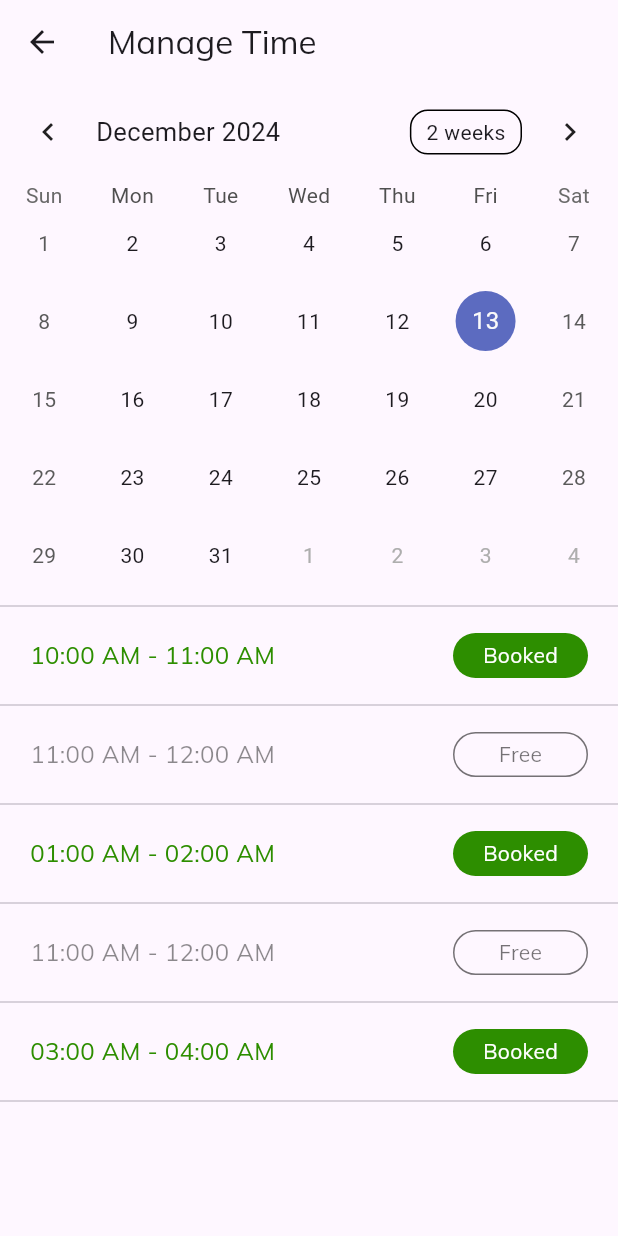
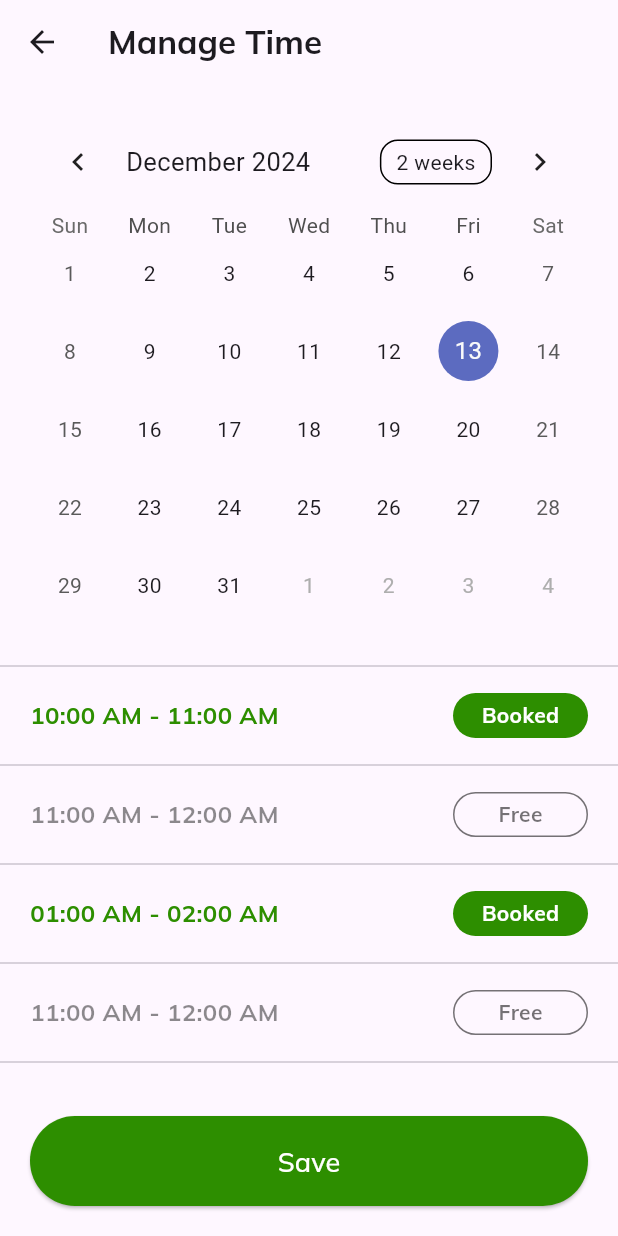
Before and after one commit to Nomankhan65/sports-app, a Flutter app: the CricketDetailView screen opened directly, after a tap on "Manage Time", on a phone screen of 412 x 824 dp. Run offline on Flutter 3.47's test engine with Material 3 defaults, Android fonts, the light colour scheme and no system bars; drawn by our look-alikes of table_calendar.

Commit message:
ui changes updated

```diff
--- a/lib/AppModules/AuthModule/Views/forgot_password_view.dart
+++ b/lib/AppModules/AuthModule/Views/forgot_password_view.dart
@@ -22,6 +22,7 @@ class ForgotPasswordView extends StatelessWidget {
                 text:'Forget Password',
                 color:const Color(0xff393939),
                 fontSize:28,
+                font:FontWeight.bold,
               ),
               const SizedBox(height:15,),
               MyText(
@@ -32,6 +33,7 @@ class ForgotPasswordView extends StatelessWidget {
               ),
               const SizedBox(height:50,),
               MyText(
+                font:FontWeight.bold,
                 text:'Email',
                 color:Colors.black87,
                 fontSize:18,
--- a/lib/AppModules/AuthModule/Views/otp_view.dart
+++ b/lib/AppModules/AuthModule/Views/otp_view.dart
@@ -19,6 +19,7 @@ class OtpView extends StatelessWidget {
             crossAxisAlignment:CrossAxisAlignment.start,
             children: [
               MyText(
+                font:FontWeight.bold,
                 text:'Verify Code',
                 color:const Color(0xff393939),
                 fontSize:28,
@@ -60,6 +61,7 @@ class OtpView extends StatelessWidget {
               const SizedBox(height:30,),
               Center(
                 child: MyText(
+                  font:FontWeight.bold,
                   text:'Didn’t receive OTP?',
                   color:Colors.black54,
                   fontSize:15,
@@ -68,6 +70,7 @@ class OtpView extends StatelessWidget {
               const SizedBox(height:7,),
               Center(
                 child: MyText(
+                  font:FontWeight.bold,
                   text:'Resend code',
                   color:primaryLight,
                   fontSize:15,
--- a/lib/AppModules/SplashModule/Views/onboarding_view.dart
+++ b/lib/AppModules/SplashModule/Views/onboarding_view.dart
@@ -35,9 +35,9 @@ class OnBoardingView extends StatelessWidget {
               child:  Column(
                 crossAxisAlignment:CrossAxisAlignment.start,
                 children: [
-                  Padding(
+                    Padding(
                     padding: const EdgeInsets.fromLTRB(20,57,0,0),
-                    child:MyText(text:'Efficiently Manage Your Stadium Operations',fontSize:28,maxlines:2,),
+                    child:MyText(text:'Efficiently Manage Your Stadium Operations',font:FontWeight.bold,fontSize:28,maxlines:2,),
                   ),
                     Padding(
                     padding: const EdgeInsets.fromLTRB(20,15,0,0),
--- a/lib/AppModules/StidiumModule/Views/cricket_detail_view.dart
+++ b/lib/AppModules/StidiumModule/Views/cricket_detail_view.dart
@@ -1,6 +1,6 @@
 import 'package:flutter/cupertino.dart';
 import 'package:flutter/material.dart';
-import 'package:gosportified/AppModules/HistoryModule/Views/manage_time_view.dart';
+import 'package:gosportified/AppModules/StidiumModule/Views/manage_time_view.dart';
 import '../../../Widgets/my_text.dart';
 import '../../../Utils/app_colors.dart';
 import 'create_pitch_view.dart';
@@ -13,7 +13,7 @@ class CricketDetailView extends StatelessWidget {
   Widget build(BuildContext context) {
     return Scaffold(
         appBar: AppBar(
-            title:MyText(text:'Cricket Details',fontSize:20,),
+            title:MyText(  font:FontWeight.bold,text:'Cricket Details',fontSize:20,),
         ),
         body:Padding(
           padding: const EdgeInsets.symmetric(horizontal:20),
@@ -33,7 +33,7 @@ class CricketDetailView extends StatelessWidget {
                   child: Row(
                     mainAxisAlignment:MainAxisAlignment.spaceBetween,
                     children: [
-                      MyText(text:'Create Pitch',fontSize:18,),
+                      MyText(  font:FontWeight.bold,text:'Create Pitch',fontSize:18,),
                       InkWell(
                         onTap:(){
                           Navigator.push(context,MaterialPageRoute(builder: (c)=>const CreatePitchView()));
@@ -68,12 +68,12 @@ class CricketDetailView extends StatelessWidget {
                     mainAxisAlignment:MainAxisAlignment.spaceEvenly,
                     crossAxisAlignment:CrossAxisAlignment.start,
                     children: [
-                      MyText(text:'National ABC Stadium',fontSize:18,),
+                      MyText(  font:FontWeight.bold,text:'National ABC Stadium',fontSize:18,),
                             Row(
                               mainAxisAlignment:MainAxisAlignment.spaceBetween,
                               crossAxisAlignment:CrossAxisAlignment.start,
                               children: [
-                                MyText(text:'Booked Slot',fontSize:16,color:Colors.black54,),
+                                MyText(  font:FontWeight.bold,text:'Booked Slot',fontSize:16,color:Colors.black54,),
                                 Column(
                                   children: [
                                     MyText(text:'05:00 PM - 07:00PM',fontSize:16,color:Colors.black54,),
@@ -98,7 +98,7 @@ class CricketDetailView extends StatelessWidget {
                                       color:primaryLight
                                   )
                               ),
-                              child:Center(child: MyText(text:'Manage Time',color:primaryLight,fontSize:18,)),
+                              child:Center(child: MyText(  font:FontWeight.bold,text:'Manage Time',color:primaryLight,fontSize:18,)),
                             ),
                           ),
                           InkWell(
@@ -107,7 +107,7 @@ class CricketDetailView extends StatelessWidget {
                                 context: context,
                                 builder: (BuildContext context) {
                                   return AlertDialog(
-                                    title:MyText(text:'Hi James Leo',fontSize:22,),
+                                    title:MyText(  font:FontWeight.bold,text:'Hi James Leo',fontSize:22,),
                                     content:MyText(text:'Are you sure you want to delete?',fontSize:18,color:Colors.black45,),
                                     actions: [
                                       Row(
@@ -126,7 +126,7 @@ class CricketDetailView extends StatelessWidget {
                                                       color:primaryLight
                                                   )
                                               ),
-                                              child:Center(child: MyText(text:'No',color:primaryLight,fontSize:18,)),
+                                              child:Center(child: MyText(  font:FontWeight.bold,text:'No',color:primaryLight,fontSize:18,)),
                                             ),
                                           ),
                                           Container(
@@ -136,7 +136,7 @@ class CricketDetailView extends StatelessWidget {
                                                 borderRadius:BorderRadius.circular(10),
                                                 color:primaryLight
                                             ),
-                                            child:Center(child: MyText(text:'Yes',color:Colors.white,fontSize:18,)),
+                                            child:Center(child: MyText(  font:FontWeight.bold,text:'Yes',color:Colors.white,fontSize:18,)),
                                           ),
                                         ],
                                       )
@@ -152,7 +152,7 @@ class CricketDetailView extends StatelessWidget {
                                   borderRadius:BorderRadius.circular(10),
                                   color:primaryLight
                               ),
-                              child:Center(child: MyText(text:'Delete',color:Colors.white,fontSize:18,)),
+                              child:Center(child: MyText(  font:FontWeight.bold,text:'Delete',color:Colors.white,fontSize:18,)),
                             ),
                           )
                         ],
--- a/lib/AppModules/HistoryModule/Views/manage_time_view.dart
+++ b/lib/AppModules/StidiumModule/Views/manage_time_view.dart
@@ -25,13 +25,19 @@ class _ManageTimeViewState extends State<ManageTimeView> {
   @override
   Widget build(BuildContext context) {
     return Scaffold(
+      bottomNavigationBar:  Padding(
+        padding: const EdgeInsets.all(20),
+        child: MyButton(text: 'Save', onTap: (){}),
+      ),
       appBar:AppBar(
-        title:MyText(text:'Manage Time',),
+        title:MyText(  font:FontWeight.bold,text:'Manage Time',),
       ),
       body:SingleChildScrollView(
         child: Column(
           children: [
-            TableCalendar(
+            Padding(
+              padding: const EdgeInsets.all(20),
+              child: TableCalendar(
                 firstDay: DateTime(2000),
                       lastDay: DateTime(2101),
                       focusedDay: _selectedDate,
@@ -48,6 +54,7 @@ class _ManageTimeViewState extends State<ManageTimeView> {
                         });
                       },
               ),
+            ),
 
              const Divider(),
           Padding(
@@ -55,7 +62,7 @@ class _ManageTimeViewState extends State<ManageTimeView> {
             child: Row(
               mainAxisAlignment:MainAxisAlignment.spaceBetween,
               children: [
-                MyText(text:'10:00 AM - 11:00 AM',color:primaryLight,fontSize:16,),
+                MyText(font:FontWeight.bold,text:'10:00 AM - 11:00 AM',color:primaryLight,fontSize:16,),
                 Container(
                   height:30,
                   width:90,
@@ -63,7 +70,7 @@ class _ManageTimeViewState extends State<ManageTimeView> {
                     borderRadius:BorderRadius.circular(50),
                     color:primaryLight,
                   ),
-                  child:Center(child: MyText(text:'Booked',color:Colors.white,)),
+                  child:Center(child: MyText(font:FontWeight.bold,text:'Booked',color:Colors.white,)),
 
                 )
               ],
@@ -75,7 +82,7 @@ class _ManageTimeViewState extends State<ManageTimeView> {
               child: Row(
                 mainAxisAlignment:MainAxisAlignment.spaceBetween,
                 children: [
-                  MyText(text:'11:00 AM - 12:00 AM',color:Colors.black45,fontSize:16,),
+                  MyText(font:FontWeight.bold,text:'11:00 AM - 12:00 AM',color:Colors.black45,fontSize:16,),
                   Container(
                     height:30,
                     width:90,
@@ -85,7 +92,7 @@ class _ManageTimeViewState extends State<ManageTimeView> {
                         color:Colors.black54
                       ),
                     ),
-                    child:Center(child: MyText(text:'Free',color:Colors.black54,)),
+                    child:Center(child: MyText(font:FontWeight.bold,text:'Free',color:Colors.black54,)),
 
                   )
                 ],
@@ -97,7 +104,7 @@ class _ManageTimeViewState extends State<ManageTimeView> {
               child: Row(
                 mainAxisAlignment:MainAxisAlignment.spaceBetween,
                 children: [
-                  MyText(text:'01:00 AM - 02:00 AM',color:primaryLight,fontSize:16,),
+                  MyText(  font:FontWeight.bold,text:'01:00 AM - 02:00 AM',color:primaryLight,fontSize:16,),
                   Container(
                     height:30,
                     width:90,
@@ -105,7 +112,7 @@ class _ManageTimeViewState extends State<ManageTimeView> {
                       borderRadius:BorderRadius.circular(50),
                       color:primaryLight,
                     ),
-                    child:Center(child: MyText(text:'Booked',color:Colors.white,)),
+                    child:Center(child: MyText(  font:FontWeight.bold,text:'Booked',color:Colors.white,)),
 
                   )
                 ],
@@ -117,7 +124,7 @@ class _ManageTimeViewState extends State<ManageTimeView> {
               child: Row(
                 mainAxisAlignment:MainAxisAlignment.spaceBetween,
                 children: [
-                  MyText(text:'11:00 AM - 12:00 AM',color:Colors.black45,fontSize:16,),
+                  MyText(  font:FontWeight.bold,text:'11:00 AM - 12:00 AM',color:Colors.black45,fontSize:16,),
                   Container(
                     height:30,
                     width:90,
@@ -127,7 +134,7 @@ class _ManageTimeViewState extends State<ManageTimeView> {
                           color:Colors.black54
                       ),
                     ),
-                    child:Center(child: MyText(text:'Free',color:Colors.black54,)),
+                    child:Center(child: MyText(  font:FontWeight.bold,text:'Free',color:Colors.black54,)),
 
                   )
                 ],
@@ -139,7 +146,7 @@ class _ManageTimeViewState extends State<ManageTimeView> {
               child: Row(
                 mainAxisAlignment:MainAxisAlignment.spaceBetween,
                 children: [
-                  MyText(text:'03:00 AM - 04:00 AM',color:primaryLight,fontSize:16,),
+                  MyText(  font:FontWeight.bold,text:'03:00 AM - 04:00 AM',color:primaryLight,fontSize:16,),
                   Container(
                     height:30,
                     width:90,
@@ -147,20 +154,14 @@ class _ManageTimeViewState extends State<ManageTimeView> {
                       borderRadius:BorderRadius.circular(50),
                       color:primaryLight,
                     ),
-                    child:Center(child: MyText(text:'Booked',color:Colors.white,)),
+                    child:Center(child: MyText(  font:FontWeight.bold,text:'Booked',color:Colors.white,)),
 
                   )
                 ],
               ),
             ),
             const Divider(),
-            const SizedBox(
-              height:200,
-            ),
-            Padding(
-              padding: const EdgeInsets.all(20),
-              child: MyButton(text: 'Save', onTap: (){}),
-            )
+
           ],
         ),
       ),
--- a/lib/Widgets/my_form_field.dart
+++ b/lib/Widgets/my_form_field.dart
@@ -4,7 +4,8 @@ import 'package:flutter/material.dart';
 class MyFormField extends StatelessWidget {
   double horizonatlPadding, verticalPadding;
   String text;
-    MyFormField({super.key,this.horizonatlPadding=20,this.verticalPadding=10, required this.text});
+  Widget? icon;
+    MyFormField({super.key,this.icon,this.horizonatlPadding=20,this.verticalPadding=10, required this.text});
 
   @override
   Widget build(BuildContext context) {
@@ -14,8 +15,10 @@ class MyFormField extends StatelessWidget {
       child: SizedBox(
         height:65,
         child: TextFormField(
+
           cursorColor: Colors.lightBlue,
           decoration: InputDecoration(
+            suffixIcon:icon,
               fillColor:const Color(0xffF3F3F3),
               filled: true,
               hintText:text,
--- a/lib/Widgets/my_text.dart
+++ b/lib/Widgets/my_text.dart
@@ -6,7 +6,8 @@ class MyText extends StatelessWidget {
   Color? color;
   int maxlines;
   double? spacing;
-  MyText({super.key,this.text,this.fontSize,this.color,this.spacing,this.maxlines=1});
+  var font;
+  MyText({super.key,this.text,this.fontSize,this.color,this.spacing,this.maxlines=1,this.font});
 
   @override
   Widget build(BuildContext context) {
@@ -15,7 +16,8 @@ class MyText extends StatelessWidget {
         color:color,
         letterSpacing:spacing,
         fontFamily:'Mulish',
-        overflow:TextOverflow.ellipsis
+        overflow:TextOverflow.ellipsis,
+        fontWeight:font
 
     ),);
   }
--- a/pubspec.yaml
+++ b/pubspec.yaml
@@ -36,6 +36,8 @@ dependencies:
   # Use with the CupertinoIcons class for iOS style icons.
   cupertino_icons: ^1.0.2
   table_calendar: ^3.0.0
+  flutter_svg: ^2.0.16
+
 
 
 
```
Also changed, not shown: lib/AppModules/AuthModule/Views/signIn_view.dart (+14 -9 lines), lib/AppModules/AuthModule/Views/signup_view.dart (+13 -2 lines), lib/AppModules/HomeModule/Views/home_view.dart (+8 -8 lines), lib/AppModules/StidiumModule/Views/add_ground_view.dart (+6 -6 lines), lib/AppModules/StidiumModule/Views/create_pitch_view.dart (+5 -5 lines), lib/AppModules/StidiumModule/Views/stadium_detail_view.dart (+7 -3 lines), assets/Group 36.svg (added), assets/Location.png (added), assets/Person.svg (added), pubspec.lock. Lines whose indentation alone changed are shown as unchanged.
